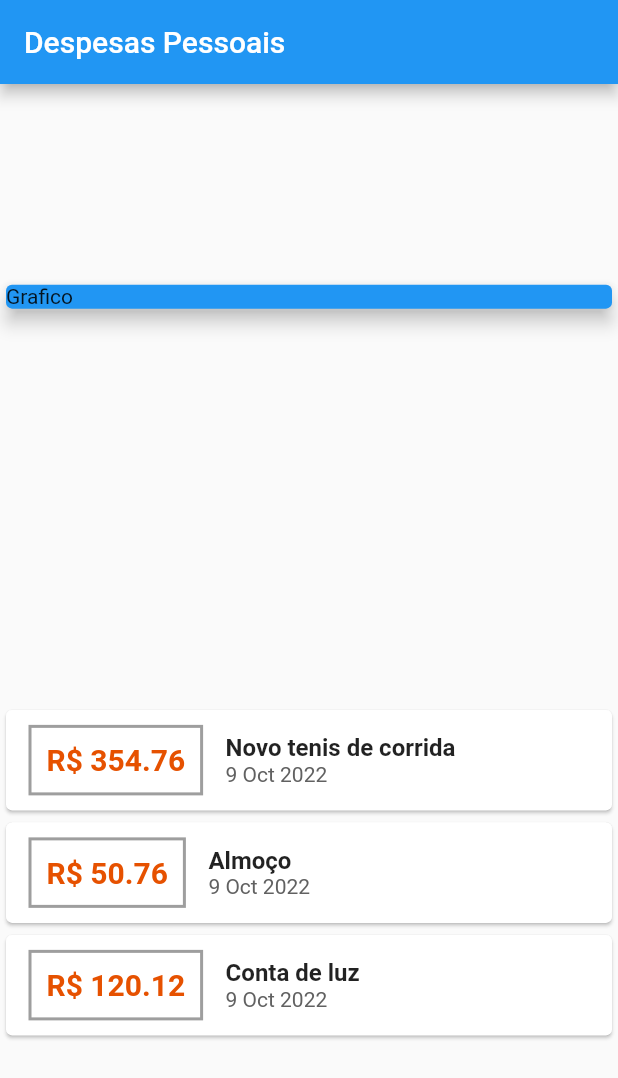
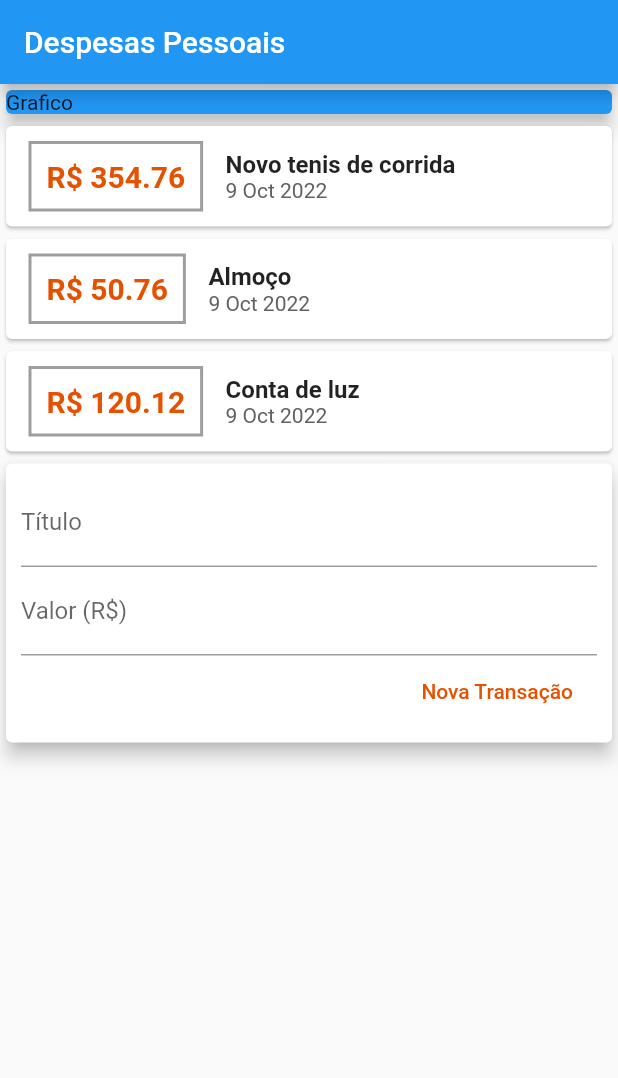
Before and after one commit to Wesleyti007/curso_flutter, a Flutter app: the screen it shows after launch, on a phone screen of 412 x 824 dp. Shown: the top 1078 px of the screen. Run offline on Flutter 3.47's test engine with Material 2 defaults, Android fonts, the phone set to English and light mode, and no system bars.

```diff
--- /dev/null
+++ b/expenses/lib/components/transaction_form.dart
@@ -0,0 +1,47 @@
+
+
+import 'package:flutter/material.dart';
+
+class TransactionForm extends StatelessWidget {
+
+   final titleController = TextEditingController();
+  final valueController = TextEditingController();
+
+  @override
+  Widget build(BuildContext context) {
+    return Card(
+              elevation: 5,
+              child: Padding(
+                padding: const EdgeInsets.all(10),
+                child: Column(
+                  children: [
+                    TextField(
+                      controller: titleController,
+                      decoration: InputDecoration(
+                        labelText: 'Título',
+
+                      ),
+                    ),
+                    TextField(
+                      controller: valueController,
+                       decoration: InputDecoration(
+                        labelText: 'Valor (R\$)',
+                      ),
+                    ),
+                    Row(
+                      mainAxisAlignment: MainAxisAlignment.end,
+                      children: [
+                        FlatButton(child: Text('Nova Transação'),
+                        textColor:  Colors.orange[900],
+                        onPressed: (){
+                          print(titleController.text);
+                          print(titleController.text);
+                        },),
+                      ],
+                    )
+                  ],
+                ),
+              ),
+            );
+  }
+}
--- /dev/null
+++ b/expenses/lib/components/transaction_list.dart
@@ -0,0 +1,55 @@
+import 'package:flutter/material.dart';
+import 'package:intl/intl.dart';
+import '../models/transaction.dart';
+
+
+
+class TransactionList extends StatelessWidget {
+
+ final List<Transaction> transactions;
+
+ TransactionList(this.transactions);
+
+  @override
+  Widget build(BuildContext context) {
+    return Column(
+              children: transactions.map((tr) {
+                return Card(
+                  child: Row(children: [
+                    Container(
+                      margin:
+                          EdgeInsets.symmetric(horizontal: 15, vertical: 10),
+                      decoration: BoxDecoration(
+                          border: Border.all(
+                        color: Colors.grey,
+                        width: 2,
+                      )),
+                      padding: EdgeInsets.all(10),
+                      child: Text(
+                        'R\$ ${tr.value.toStringAsFixed(2)}',
+                        style: TextStyle(
+                            fontWeight: FontWeight.bold,
+                            fontSize: 20,
+                            color: Colors.orange[900]),
+                      ),
+                    ),
+                    Column(
+                      crossAxisAlignment: CrossAxisAlignment.start,
+                      children: [
+                        Text(
+                          tr.title,
+                          style: TextStyle(
+                              fontSize: 16, fontWeight: FontWeight.bold),
+                        ),
+                        Text(
+                          DateFormat('d MMM y').format(tr.date),
+                          style: TextStyle(color: Colors.grey[700]),
+                        )
+                      ],
+                    )
+                  ]),
+                );
+              }).toList(),
+            );
+  }
+}
--- /dev/null
+++ b/expenses/lib/components/transaction_user.dart
@@ -0,0 +1,41 @@
+import 'package:expenses/components/transaction_form.dart';
+import 'package:expenses/components/transaction_list.dart';
+import 'package:flutter/material.dart';
+import '../models/transaction.dart';
+
+class TransactionUser extends StatefulWidget {
+
+  @override
+  _TransactionUser createState() => _TransactionUser();
+}
+
+class _TransactionUser extends State<TransactionUser> {
+   final _transaction = [
+    Transaction(
+        id: 't1',
+        title: 'Novo tenis de corrida',
+        value: 354.76,
+        date: DateTime.now()),
+    Transaction(
+      id: 't2',
+      title: 'Almoço',
+      value: 50.76,
+      date: DateTime.now()),
+    Transaction(
+      id: 't3',
+      title: 'Conta de luz',
+      value: 120.12,
+      date: DateTime.now()),
+  ];
+
+  @override
+  Widget build(BuildContext context) {
+    return Column(
+      children: [
+        TransactionList(_transaction),
+        TransactionForm()
+      ],
+    );
+  }
+
+}
--- a/expenses/lib/main.dart
+++ b/expenses/lib/main.dart
@@ -1,3 +1,6 @@
+import 'package:expenses/components/transaction_form.dart';
+import 'package:expenses/components/transaction_list.dart';
+import 'package:expenses/components/transaction_user.dart';
 import 'package:expenses/models/transaction.dart';
 import 'package:flutter/material.dart';
 import 'package:intl/intl.dart';
@@ -11,16 +14,10 @@ class ExpensesApp extends StatelessWidget {
 }
 
 class MyHome extends StatelessWidget {
-  final _transaction = [
-    Transaction(
-        id: 't1',
-        title: 'Novo tenis de corrida',
-        value: 354.76,
-        date: DateTime.now()),
-    Transaction(id: 't2', title: 'Almoço', value: 50.76, date: DateTime.now()),
-    Transaction(
-        id: 't3', title: 'Conta de luz', value: 120.12, date: DateTime.now()),
-  ];
+
+
+
+
 
   Widget build(BuildContext context) {
     return Scaffold(
@@ -28,7 +25,6 @@ class MyHome extends StatelessWidget {
         title: Text('Despesas Pessoais'),
       ),
       body: Column(
-          mainAxisAlignment: MainAxisAlignment.spaceAround,
           crossAxisAlignment: CrossAxisAlignment.stretch,
           children: <Widget>[
             Container(
@@ -39,45 +35,7 @@ class MyHome extends StatelessWidget {
                 elevation: 5,
               ),
             ),
-            Column(
-              children: _transaction.map((tr) {
-                return Card(
-                  child: Row(children: [
-                    Container(
-                      margin:
-                          EdgeInsets.symmetric(horizontal: 15, vertical: 10),
-                      decoration: BoxDecoration(
-                          border: Border.all(
-                        color: Colors.grey,
-                        width: 2,
-                      )),
-                      padding: EdgeInsets.all(10),
-                      child: Text(
-                        'R\$ ${tr.value.toStringAsFixed(2)}',
-                        style: TextStyle(
-                            fontWeight: FontWeight.bold,
-                            fontSize: 20,
-                            color: Colors.orange[900]),
-                      ),
-                    ),
-                    Column(
-                      crossAxisAlignment: CrossAxisAlignment.start,
-                      children: [
-                        Text(
-                          tr.title,
-                          style: TextStyle(
-                              fontSize: 16, fontWeight: FontWeight.bold),
-                        ),
-                        Text(
-                          DateFormat('d MMM y').format(tr.date),
-                          style: TextStyle(color: Colors.grey[700]),
-                        )
-                      ],
-                    )
-                  ]),
-                );
-              }).toList(),
-            ),
+            TransactionUser()
           ]),
     );
   }
```
